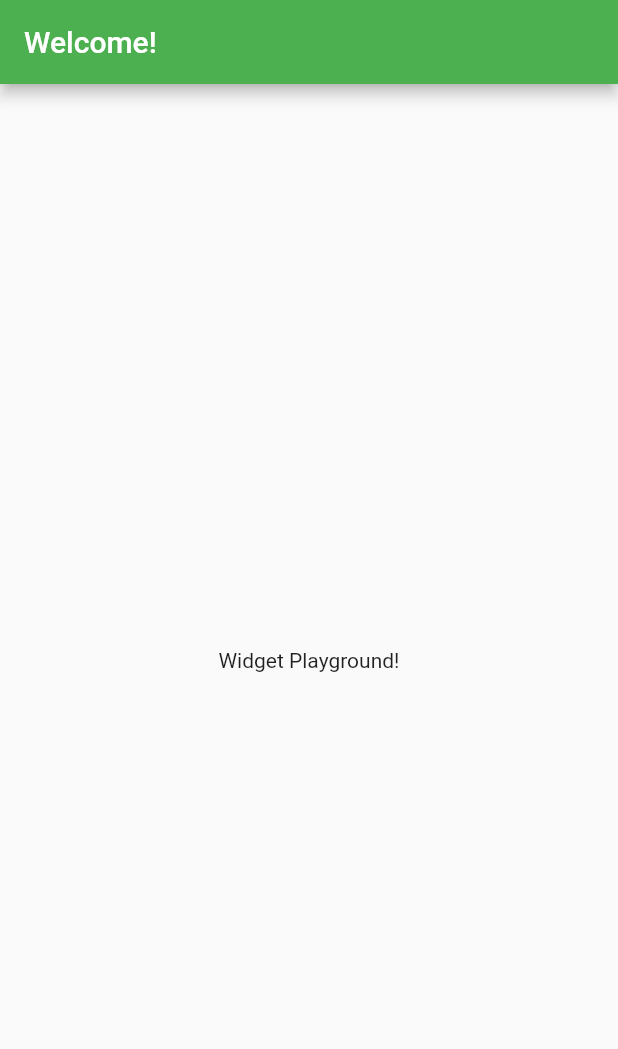
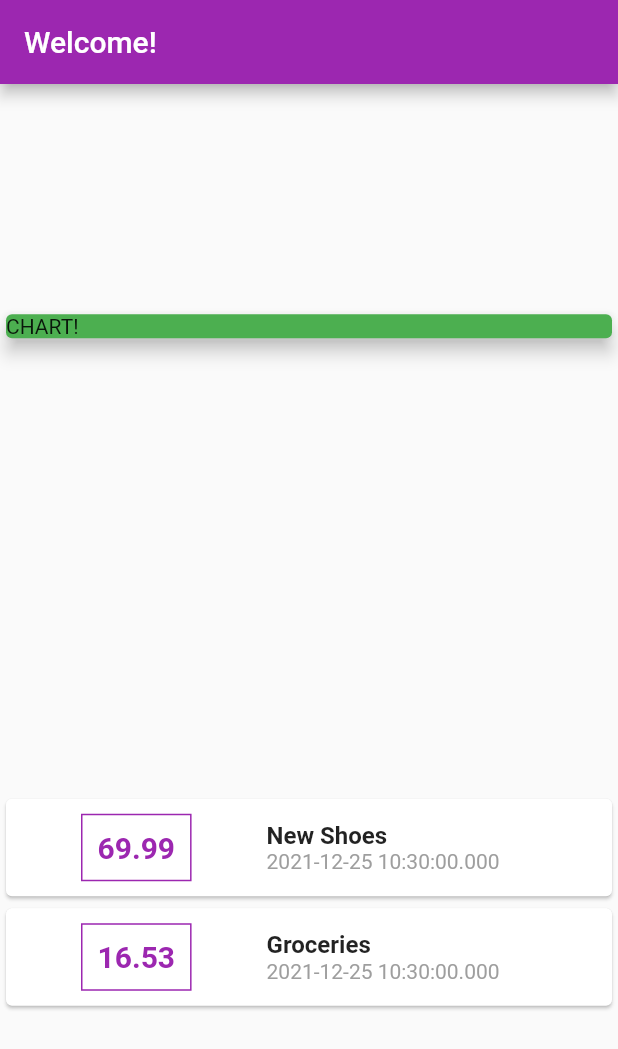
Before and after one commit to zsh-is-life/personal_expenses_app, a Flutter app: the screen it shows after launch, on a phone screen of 412 x 824 dp. Shown: the top 1049 px of the screen. Run offline on Flutter 3.47's test engine with Material 2 defaults, Android fonts, the phone set to English and light mode, and no system bars.

Commit message:
make cards look better, setup transaction class

```diff
--- a/lib/main.dart
+++ b/lib/main.dart
@@ -1,6 +1,5 @@
-import 'dart:html';
-
 import 'package:flutter/material.dart';
+import './transaction.dart';
 
 void main() => runApp(const MyApp());
 
@@ -12,24 +11,87 @@ class MyApp extends StatelessWidget {
     return MaterialApp(
       title: 'Personal Expenses App',
       theme: ThemeData(
-        primarySwatch: Colors.green,
+        primarySwatch: Colors.purple,
       ),
-      home: const MyHomePage(),
+      home: MyHomePage(),
     );
   }
 }
 
 class MyHomePage extends StatelessWidget {
-  const MyHomePage({Key? key}) : super(key: key);
+  final List<Transaction> transactions = [
+    Transaction(
+        id: 't1', title: 'New Shoes', amount: 69.99, date: DateTime.now()),
+    Transaction(
+        id: 't2', title: 'Groceries', amount: 16.53, date: DateTime.now()),
+  ];
+
+  MyHomePage({Key? key}) : super(key: key);
 
   @override
   Widget build(BuildContext context) {
     return Scaffold(
       appBar: AppBar(
-        title: Text('Welcome!'),
+        title: const Text('Welcome!'),
       ),
-      body: Center(
-        child: Text('Widget Playground!'),
+      body: Column(
+        mainAxisAlignment: MainAxisAlignment.spaceAround,
+        crossAxisAlignment: CrossAxisAlignment.stretch,
+        children: <Widget>[
+          Card(
+            color: Colors.green,
+            child: Container(
+              width: double.infinity,
+              child: const Text('CHART!'),
+            ),
+            elevation: 5,
+          ),
+          Column(
+            children: transactions.map((tx) {
+              return Card(
+                child: Row(
+                  children: <Widget>[
+                    Container(
+                      margin: const EdgeInsets.symmetric(
+                          vertical: 10, horizontal: 50),
+                      decoration: BoxDecoration(
+                        border: Border.all(color: Colors.purple),
+                      ),
+                      padding: const EdgeInsets.all(10),
+                      child: Text(
+                        tx.amount.toString(),
+                        style: const TextStyle(
+                          fontWeight: FontWeight.bold,
+                          fontSize: 20,
+                          color: Colors.purple,
+                        ),
+                      ),
+                    ),
+                    Column(
+                      crossAxisAlignment: CrossAxisAlignment.start,
+                      children: [
+                        Text(
+                          tx.title,
+                          textAlign: TextAlign.right,
+                          style: const TextStyle(
+                            fontWeight: FontWeight.bold,
+                            fontSize: 16,
+                          ),
+                        ),
+                        Text(
+                          tx.date.toString(),
+                          style: const TextStyle(
+                            color: Colors.grey,
+                          ),
+                        ),
+                      ],
+                    )
+                  ],
+                ),
+              );
+            }).toList(),
+          )
+        ],
       ),
     );
   }
--- /dev/null
+++ b/lib/transaction.dart
@@ -0,0 +1,11 @@
+class Transaction {
+  String id;
+  String title;
+  double amount;
+  DateTime date;
+  Transaction(
+      {required this.id,
+      required this.title,
+      required this.amount,
+      required this.date});
+}
```
